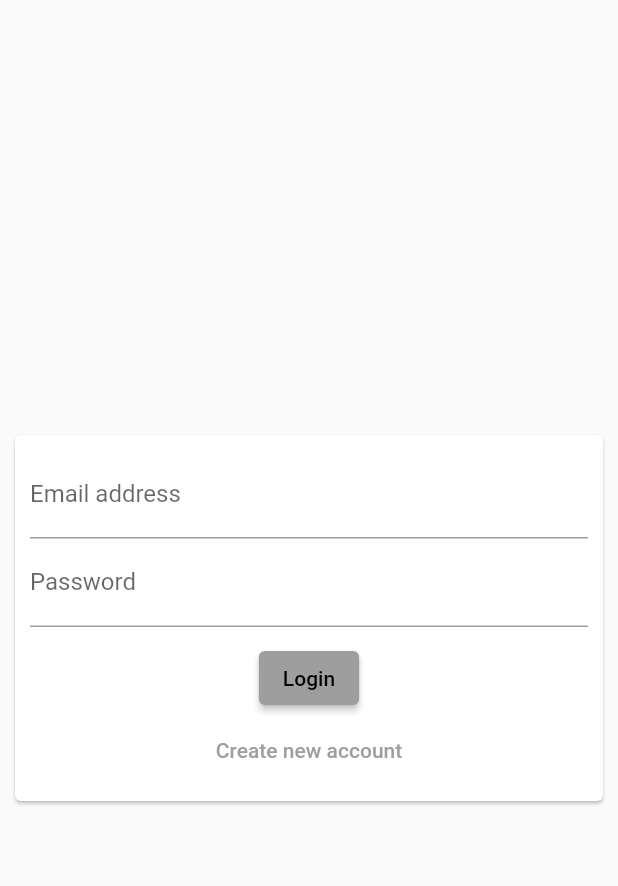
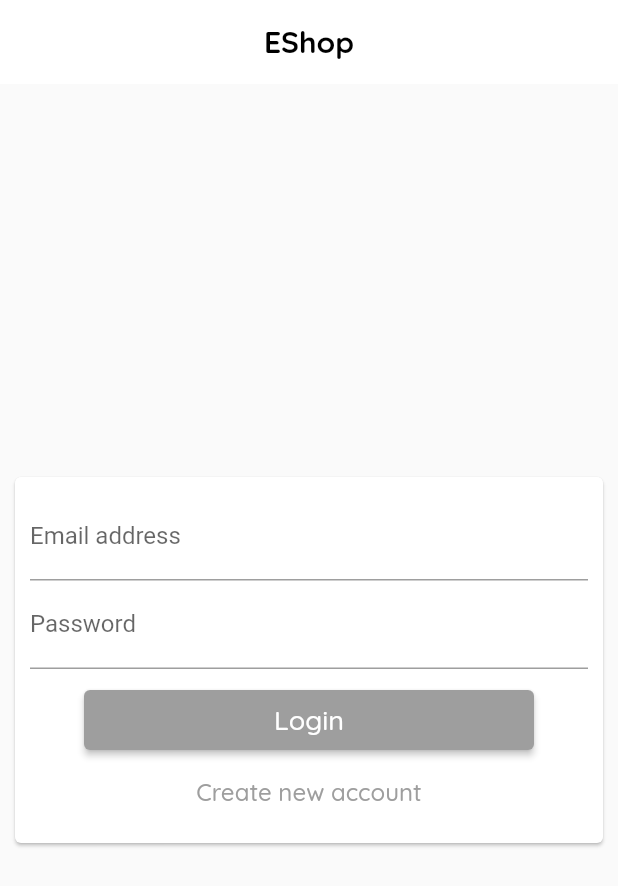
Before and after one commit to abrarshahok/E-Shop-App-Flutter, a Flutter app: the screen it shows after launch, on a phone screen of 412 x 824 dp. Shown: the top 886 px of the screen. Run offline on Flutter 3.47's test engine with Material 2 defaults, Android fonts, the phone set to English and light mode, and no system bars; our stand-ins replace cloud_firestore, firebase_auth, firebase_core, google_fonts, google_nav_bar, line_icons and 2 more; accounts and stored records are empty.

Commit message:
Improved UI and Some bug fixes

```diff
--- a/lib/constants/constants.dart
+++ b/lib/constants/constants.dart
@@ -38,6 +38,7 @@ AppBar appBar(String title, {bool center = false}) {
     title: Text(
       title,
       style: const TextStyle(
+        fontSize: 20,
         color: Colors.black,
         fontWeight: FontWeight.bold,
       ),
--- a/lib/main.dart
+++ b/lib/main.dart
@@ -1,6 +1,7 @@
 import 'package:firebase_auth/firebase_auth.dart';
 import 'package:firebase_core/firebase_core.dart';
 import 'package:flutter/material.dart';
+import 'package:google_fonts/google_fonts.dart';
 import 'package:provider/provider.dart';
 
 import '/screens/app/homepage.dart';
@@ -46,6 +47,28 @@ class MainApp extends StatelessWidget {
           colorScheme: ColorScheme.fromSwatch(
             primarySwatch: Colors.grey,
           ),
+          textTheme: TextTheme(
+            titleLarge: GoogleFonts.quicksand(
+              color: Colors.white,
+              fontSize: 18,
+              fontWeight: FontWeight.w500,
+            ),
+            labelLarge: GoogleFonts.quicksand(
+              fontSize: 22,
+              color: Colors.black,
+              fontWeight: FontWeight.w500,
+            ),
+            bodyMedium: GoogleFonts.quicksand(
+              fontSize: 14,
+              color: Colors.black,
+              fontWeight: FontWeight.w500,
+            ),
+            bodySmall: GoogleFonts.quicksand(
+              fontSize: 12,
+              color: Colors.white,
+              fontWeight: FontWeight.w500,
+            ),
+          ),
         ),
         home: StreamBuilder(
           stream: FirebaseAuth.instance.authStateChanges(),
--- a/lib/screens/app/user_screen.dart
+++ b/lib/screens/app/user_screen.dart
@@ -50,6 +50,7 @@ class _AppScreenState extends State<UserScreen> {
     return Scaffold(
       appBar: appBar(
         _screens[currentIndex]['title'] as String,
+
         center: true,
       ),
       drawer: const AppDrawer(),
--- a/lib/screens/auth/auth_screen.dart
+++ b/lib/screens/auth/auth_screen.dart
@@ -35,6 +35,18 @@ class _AuthScreenState extends State<AuthScreen> {
   @override
   Widget build(BuildContext context) {
     return Scaffold(
+      appBar: AppBar(
+        centerTitle: true,
+        title: const Text(
+          'EShop',
+          style: TextStyle(
+            fontSize: 20,
+            fontWeight: FontWeight.bold,
+          ),
+        ),
+        backgroundColor: Colors.white,
+        elevation: 0,
+      ),
       body: AuthForm(
         submit: _submitAuthForm,
         isLoading: _isLoading,
--- a/lib/screens/order/add_order_info_screen.dart
+++ b/lib/screens/order/add_order_info_screen.dart
@@ -50,6 +50,8 @@ class _AddOrderInfoScreenState extends State<AddOrderInfoScreen> {
     return Scaffold(
       appBar: appBar('Confirm Your Order'),
       body: Column(
+        mainAxisAlignment: MainAxisAlignment.center,
+        mainAxisSize: MainAxisSize.min,
         children: [
           AddOrderInfoForm(
             submit: submitDeliveryInfo,
--- a/lib/widgets/auth/auth_form.dart
+++ b/lib/widgets/auth/auth_form.dart
@@ -98,7 +98,16 @@ class _AuthFormState extends State<AuthForm> {
                   if (!widget.isLoading)
                     ElevatedButton(
                       onPressed: _submitUserData,
-                      child: Text(_isLogin ? 'Login' : 'Signup'),
+                      style: ElevatedButton.styleFrom(
+                        fixedSize: const Size(300, 40),
+                      ),
+                      child: Text(
+                        _isLogin ? 'Login' : 'Signup',
+                        style: const TextStyle(
+                          color: Colors.white,
+                          fontSize: 18,
+                        ),
+                      ),
                     ),
                   !widget.isLoading
                       ? TextButton(
@@ -107,6 +116,10 @@ class _AuthFormState extends State<AuthForm> {
                             _isLogin
                                 ? 'Create new account'
                                 : 'I already have an accoount!',
+                            style: const TextStyle(
+                              color: Colors.grey,
+                              fontSize: 16,
+                            ),
                           ),
                         )
                       : Container(),
--- a/lib/widgets/cart/cart_items.dart
+++ b/lib/widgets/cart/cart_items.dart
@@ -55,7 +55,6 @@ class CartItems extends StatelessWidget {
                 ],
               ),
             ),
-            const Spacer(),
             if (showCartButtons) ...[
               AddToCartButtons(productId: productId),
             ] else
--- a/lib/widgets/cart/place_order.dart
+++ b/lib/widgets/cart/place_order.dart
@@ -36,9 +36,7 @@ class PlaceOrder extends StatelessWidget {
                 Chip(
                   label: Text(
                     '\$${cart.total.toStringAsFixed(2)}',
-                    style: const TextStyle(
-                      color: Colors.white,
-                    ),
+                    style: Theme.of(context).textTheme.titleLarge,
                   ),
                   backgroundColor: Colors.grey[800],
                 ),
--- a/lib/widgets/order/user_order_items.dart
+++ b/lib/widgets/order/user_order_items.dart
@@ -27,7 +27,7 @@ class _UserOrderItemsState extends State<UserOrderItems> {
           ListTile(
             title: Text(
               '\$${widget.order.amount.toStringAsFixed(2)}',
-              style: const TextStyle(fontSize: 20),
+              style: Theme.of(context).textTheme.labelLarge,
             ),
             subtitle: Text(
               formatedDateTime,
@@ -62,6 +62,7 @@ class _UserOrderItemsState extends State<UserOrderItems> {
                   title: Text(products[index].title),
                   subtitle: Text(
                     'Purchased ${products[index].quantity} item(s)',
+                    style: Theme.of(context).textTheme.bodyMedium,
                   ),
                 ),
               ),
--- a/pubspec.yaml
+++ b/pubspec.yaml
@@ -12,6 +12,7 @@ dependencies:
   firebase_core: ^2.16.0
   flutter:
     sdk: flutter
+  google_fonts: ^6.1.0
   google_nav_bar: ^5.0.6
   intl: ^0.18.1
   line_icons: ^2.0.3
```
Also changed, not shown: lib/providers/cart_provider.dart (+9 -9 lines), lib/screens/product/product_detail_screen.dart (+6 -6 lines), pubspec.lock, 1 other file.
